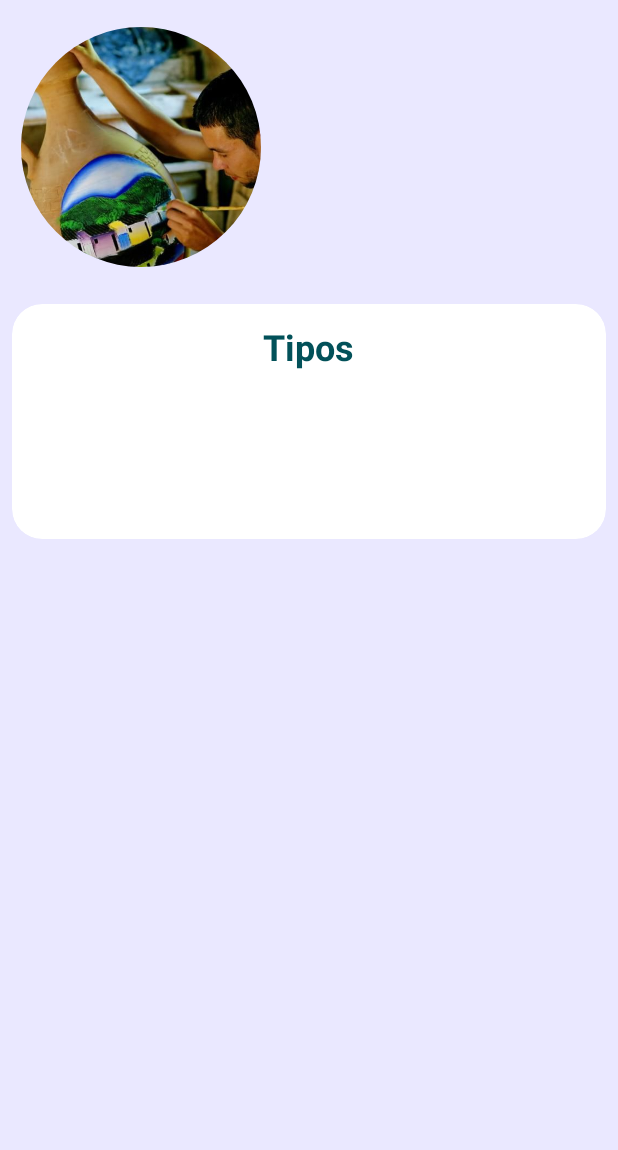
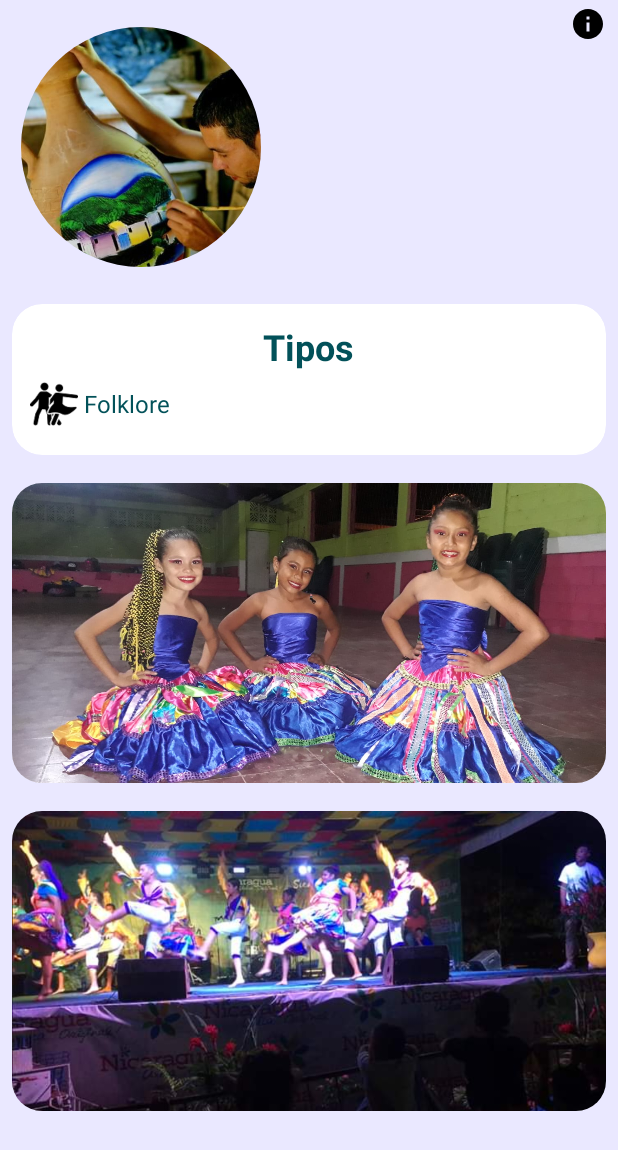
Before and after one commit to denisamador24/two-arte-y-cultura, an Android app: the InfoGrupActivity screen opened directly, with no data from a screen before it, on a phone screen of 412 x 824 dp. Shown: the top 1150 px of the screen. Run offline under Robolectric (Android 15) with nearby library versions, the phone set to English and light mode, and no system bars; our stand-ins replace CircleImageView.

Commit message:
Terminada la primara vercion de las categorias grupo

```diff
--- a/app/src/main/java/com/example/arteycultura/InfoGrupActivity.kt
+++ b/app/src/main/java/com/example/arteycultura/InfoGrupActivity.kt
@@ -7,7 +7,13 @@ import android.widget.ImageView
 import android.widget.ListView
 import android.widget.TextView
 import androidx.cardview.widget.CardView
+import androidx.recyclerview.widget.LinearLayoutManager
 import androidx.recyclerview.widget.RecyclerView
+import com.example.arteycultura.adapter.ListFotoAdapter
+import com.example.arteycultura.adapter.ListTipoAdapter
+import com.example.arteycultura.component.InfoFragment
+import com.example.arteycultura.data.ListGrupFotos
+import com.example.arteycultura.data.ServiceGrupProvider
 
 class InfoGrupActivity : AppCompatActivity() {
     override fun onCreate(savedInstanceState: Bundle?) {
@@ -17,21 +23,32 @@ class InfoGrupActivity : AppCompatActivity() {
         val image = findViewById<ImageView>(R.id.activityInfoGrup_imageView)
         val name = findViewById<TextView>(R.id.activityInfoGrup_textViewName)
         val comarca = findViewById<TextView>(R.id.activityInfoGrup_comarca)
-        val listTipo = findViewById<ListView>(R.id.activityInfoGrup_ListTipos)
+       // val listTipo = findViewById<RecyclerView>(R.id.activityInfoGrup_ListTipos)
         val listFoto = findViewById<RecyclerView>(R.id.activityInfoGrup_listFotos)
         val carMusic = findViewById<CardView>(R.id.cardViewMusic)
+        val infoImage = findViewById<ImageView>(R.id.activityInfoGrup_imageViewInfo)
 
 
         val UriFoto = intent.getIntExtra("foto", R.drawable.nica_artesano)
         val textName = intent.getStringExtra("name")
         val textComarca = intent.getStringExtra("comarca")
+        val textAddress = intent.getStringExtra("address")
+        val textPhoneNumber = intent.getStringExtra("phoneNumber")
+        val textTipos = intent.getStringExtra("tipo")
         val grup = intent.getStringExtra("grup")
 
         carMusic.visibility = View.GONE
 
+        infoImage.setOnClickListener {
+            val dialog = InfoFragment(textAddress, textPhoneNumber)
+            dialog.show(supportFragmentManager, "Info")
+        }
+
         image.setImageResource(UriFoto)
         name.text = textName
         comarca.text = textComarca
+        listFoto.layoutManager = LinearLayoutManager(this)
+        listFoto.adapter = ListFotoAdapter(ListGrupFotos.listFotosOasis)
 
     }
 }
--- a/app/src/main/java/com/example/arteycultura/adapter/ServiceGrupHolder.kt
+++ b/app/src/main/java/com/example/arteycultura/adapter/ServiceGrupHolder.kt
@@ -7,6 +7,7 @@ import androidx.cardview.widget.CardView
 import androidx.recyclerview.widget.RecyclerView
 import com.example.arteycultura.InfoGrupActivity
 import com.example.arteycultura.R
+import com.example.arteycultura.data.ListFotos
 import com.example.arteycultura.data.ServiceGrup
 import de.hdodenhof.circleimageview.CircleImageView
 
@@ -20,7 +21,7 @@ class ServiceGrupHolder(val view: View): RecyclerView.ViewHolder(view) {
     fun render (serviceListGrup: ServiceGrup) {
         name.text = serviceListGrup.name
         comarca.text = serviceListGrup.comarca
-        img.setImageResource(R.drawable.nica_artesano)
+        img.setImageResource(serviceListGrup.foto)
 
         card.setOnClickListener {
             val intent = Intent(view.context, InfoGrupActivity::class.java)
@@ -29,7 +30,7 @@ class ServiceGrupHolder(val view: View): RecyclerView.ViewHolder(view) {
             intent.putExtra("comarca", serviceListGrup.comarca)
             intent.putExtra("address", serviceListGrup.address)
             intent.putExtra("phoneNumber", serviceListGrup.phoneNumber)
-            //intent.putExtra("listFotoUri", serviceListGrup.listFoto)
+            intent.putExtra("tipo", serviceListGrup.tipos)
             intent.putExtra("grup", "")
             view.context.startActivity(intent)
         }
--- /dev/null
+++ b/app/src/main/java/com/example/arteycultura/data/ListGrupFotos.kt
@@ -0,0 +1,13 @@
+package com.example.arteycultura.data
+
+import com.example.arteycultura.R
+
+class ListGrupFotos {
+    companion object{
+
+         val listFotosOasis = listOf<Int>(
+             R.drawable.img_banda_oasis_de_paz1,
+             R.drawable.img_banda_oasis_de_paz2
+         )
+    }
+}
--- a/app/src/main/java/com/example/arteycultura/data/ServiceGrup.kt
+++ b/app/src/main/java/com/example/arteycultura/data/ServiceGrup.kt
@@ -1,3 +1,3 @@
 package com.example.arteycultura.data
 
-data class ServiceGrup (val name: String, val comarca: String, val address:String, val phoneNumber: String, val foto: Int, val listFoto: ListFotos)
+data class ServiceGrup (val name: String, val comarca: String, val address:String, val phoneNumber: String, val tipos: String, val foto: Int, val listFoto: ListFotos)
--- /dev/null
+++ b/app/src/main/res/drawable/ic_baseline_info_24.xml
@@ -0,0 +1,5 @@
+<vector android:height="24dp" android:tint="#000000"
+    android:viewportHeight="24" android:viewportWidth="24"
+    android:width="24dp" xmlns:android="http://schemas.android.com/apk/res/android">
+    <path android:fillColor="@android:color/white" android:pathData="M12,2C6.48,2 2,6.48 2,12s4.48,10 10,10 10,-4.48 10,-10S17.52,2 12,2zM13,17h-2v-6h2v6zM13,9h-2L11,7h2v2z"/>
+</vector>
--- a/app/src/main/res/layout/activity_info_grup.xml
+++ b/app/src/main/res/layout/activity_info_grup.xml
@@ -14,6 +14,16 @@
         <androidx.constraintlayout.widget.ConstraintLayout
             android:layout_width="match_parent"
             android:layout_height="match_parent">
+
+            <ImageView
+                android:id="@+id/activityInfoGrup_imageViewInfo"
+                android:layout_width="wrap_content"
+                android:layout_height="wrap_content"
+                android:layout_marginTop="4dp"
+                android:layout_marginEnd="8dp"
+                android:src="@drawable/ic_baseline_info_24"
+                app:layout_constraintEnd_toEndOf="parent"
+                app:layout_constraintTop_toTopOf="parent" />
 
             <de.hdodenhof.circleimageview.CircleImageView
                 android:id="@+id/activityInfoGrup_imageView"
@@ -61,10 +71,10 @@
                         android:textSize="24sp"
                         android:layout_gravity="center_horizontal"/>
 
-                    <ListView
-                        android:id="@+id/activityInfoGrup_ListTipos"
-                        android:layout_width="match_parent"
-                        android:layout_height="100dp"/>
+                    <include
+                        android:id="@+id/activityInfoGrup_tipoFolklore"
+                        layout="@layout/item_tipos_folklore"
+                        />
                 </LinearLayout>
             </androidx.cardview.widget.CardView>
 
--- /dev/null
+++ b/app/src/main/res/layout/item_tipos_folklore.xml
@@ -0,0 +1,22 @@
+<?xml version="1.0" encoding="utf-8"?>
+<LinearLayout xmlns:android="http://schemas.android.com/apk/res/android"
+    android:layout_width="match_parent"
+    android:layout_height="wrap_content"
+    android:orientation="horizontal"
+    android:gravity="center_vertical"
+    android:paddingVertical="6dp">
+
+    <ImageView
+        android:layout_width="32dp"
+        android:layout_height="32dp"
+        android:src="@drawable/icon_dance"/>
+
+    <TextView
+        android:id="@+id/textItemTipo"
+        android:layout_width="wrap_content"
+        android:layout_height="wrap_content"
+        android:text="Folklore"
+        android:layout_marginStart="4dp"
+        style="@style/TextSm"/>
+
+</LinearLayout>
```
Also changed, not shown: app/src/main/java/com/example/arteycultura/adapter/ListTipoAdapter.kt (added, +33 -0 lines), app/src/main/java/com/example/arteycultura/component/InfoFragment.kt (added, +35 -0 lines), app/src/main/java/com/example/arteycultura/data/ServiceGrupProvider.kt (+15 -1 lines), app/src/main/res/layout/card_extra_info.xml (+9 -0 lines).
